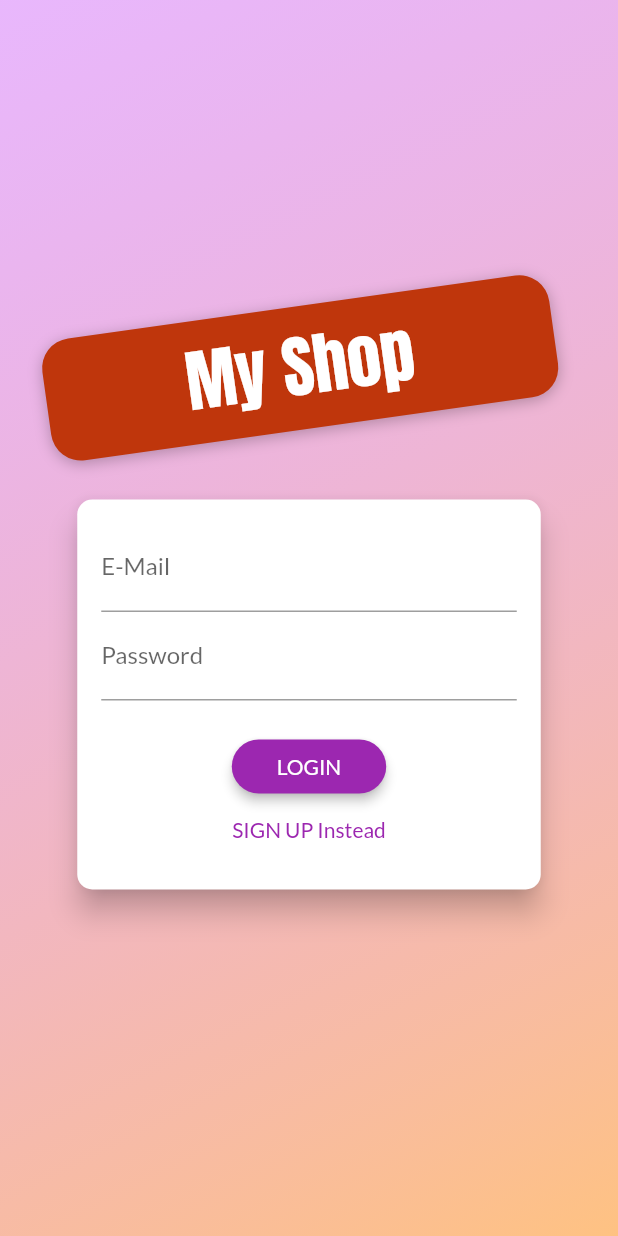
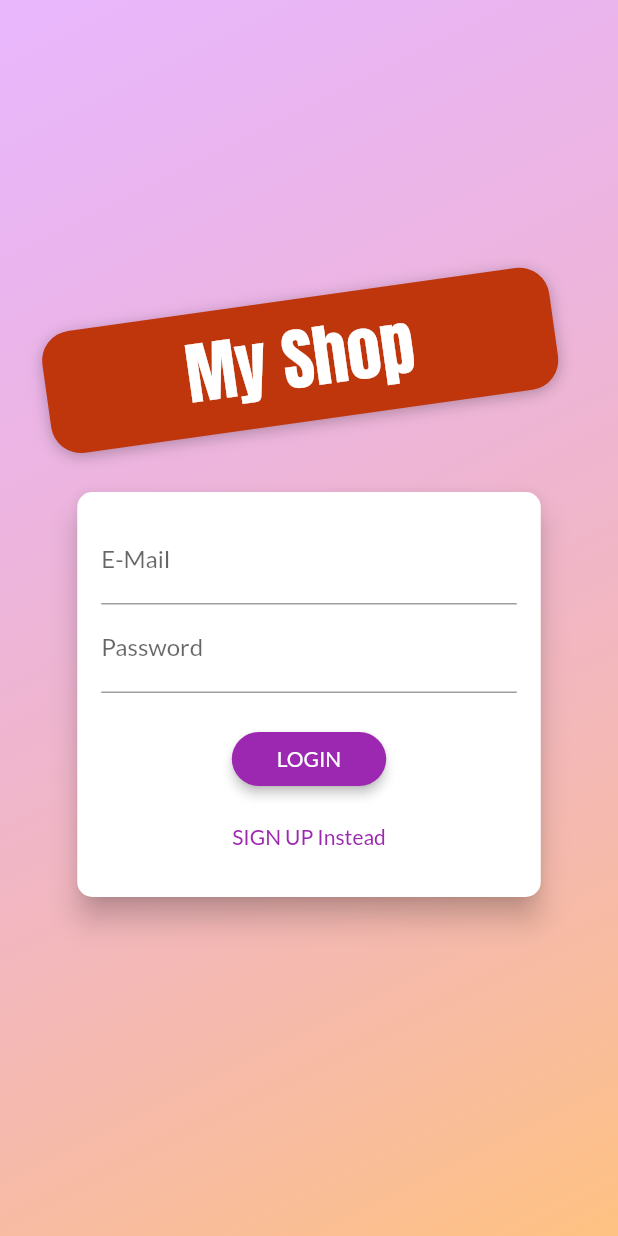
Before and after one commit to iBhavesh/Flutter-Shop-App, a Flutter app: the screen it shows after launch, on a phone screen of 412 x 824 dp. Run offline on Flutter 3.47's test engine with Material 2 defaults, Android fonts, the phone set to English and light mode, and no system bars; our stand-ins replace shared_preferences, transparent_image.

Commit message:
Use animated builder to animate

```diff
--- a/lib/screens/authentication_screen/authentication_screen.dart
+++ b/lib/screens/authentication_screen/authentication_screen.dart
@@ -111,15 +111,15 @@ class _AuthCardState extends State<AuthCard>
     super.initState();
     _controller = AnimationController(
       vsync: this,
-      duration: Duration(milliseconds: 300),
+      duration: Duration(milliseconds: 1000),
     );
     _heightAnimation = Tween<Size>(
-      begin: Size(double.infinity, 260),
-      end: Size(double.infinity, 320),
+      begin: Size(double.infinity, 270),
+      end: Size(double.infinity, 330),
     ).animate(
       CurvedAnimation(parent: _controller, curve: Curves.fastOutSlowIn),
     );
-    _heightAnimation.addListener(() => setState(() {}));
+    // _heightAnimation.addListener(() => setState(() {}));
   }
 
   @override
@@ -191,12 +191,16 @@ class _AuthCardState extends State<AuthCard>
         borderRadius: BorderRadius.circular(10.0),
       ),
       elevation: 8.0,
-      child: Container(
-        // height: _authMode == AuthMode.Signup ? 320 : 260,
-        height: _heightAnimation.value.height,
-        constraints: BoxConstraints(minHeight: _heightAnimation.value.height),
-        width: mediaQuery.size.width * 0.75,
-        padding: const EdgeInsets.all(16.0),
+      child: AnimatedBuilder(
+        animation: _heightAnimation,
+        builder: (ctx, child) => Container(
+            // height: _authMode == AuthMode.Signup ? 320 : 260,
+            height: _heightAnimation.value.height,
+            constraints:
+                BoxConstraints(minHeight: _heightAnimation.value.height),
+            width: mediaQuery.size.width * 0.75,
+            padding: const EdgeInsets.all(16.0),
+            child: child),
         child: Form(
           key: _formKey,
           child: SingleChildScrollView(
@@ -274,6 +278,7 @@ class _AuthCardState extends State<AuthCard>
                             _authMode == AuthMode.Signup ? 'SIGN UP' : 'LOGIN'),
                         onPressed: _submitForm,
                       ),
+                      SizedBox(height: 10),
                 FlatButton(
                   child: Text(
                       '${_authMode == AuthMode.Login ? 'SIGN UP' : 'LOGIN'} Instead'),
```
